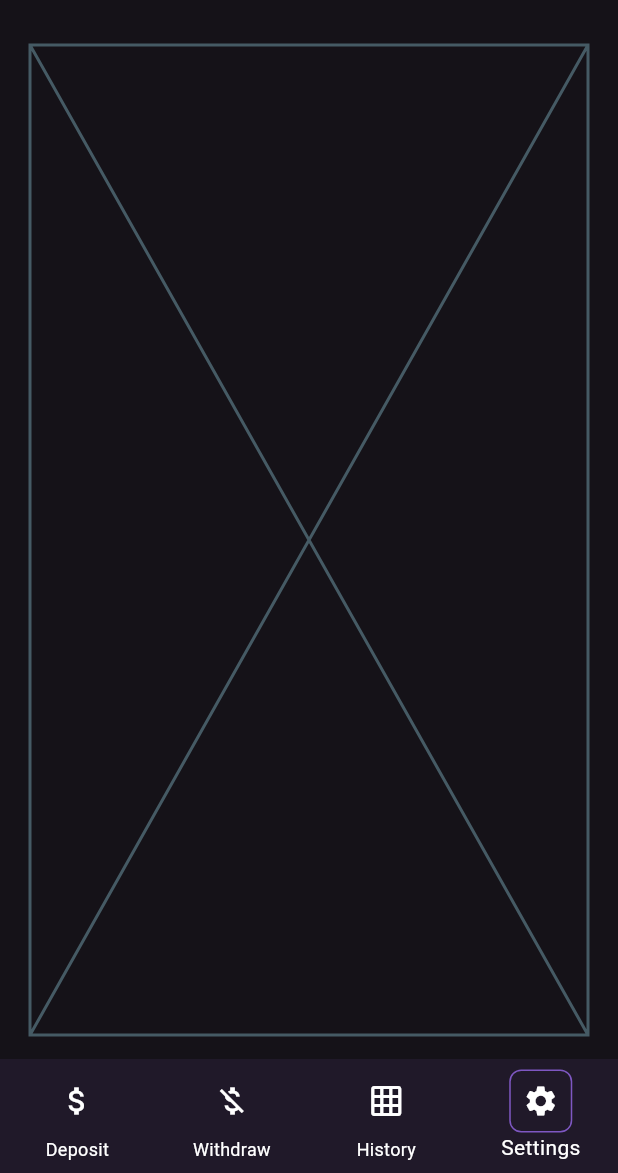
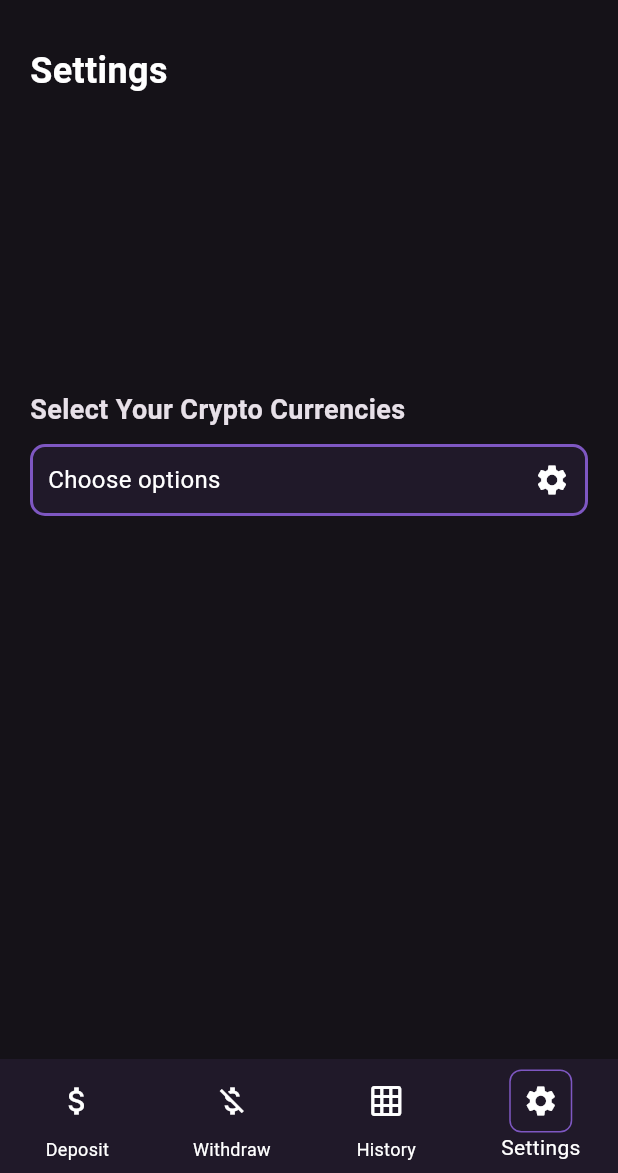
Before and after one commit to monev1905/crypto_diary, a Flutter app: the screen it shows after launch, item 4 of the bottom bar chosen, on a phone screen of 412 x 824 dp, the part 63-1236 px from its top. Run offline on Flutter 3.47's test engine with Material 3 defaults, Android fonts, the phone set to English and light mode, and no system bars; drawn by our look-alikes of multi_select_flutter.

Commit message:
Add multi-select functionality to SettingsPage for selecting crypto currencies

```diff
--- a/lib/pages/settings_page.dart
+++ b/lib/pages/settings_page.dart
@@ -1,4 +1,7 @@
 import 'package:flutter/material.dart';
+
+import 'package:crypto_diary/pages/page_header.dart';
+import 'package:multi_select_flutter/multi_select_flutter.dart';
 
 class SettingsPage extends StatefulWidget {
   const SettingsPage({super.key});
@@ -8,8 +11,89 @@ class SettingsPage extends StatefulWidget {
 }
 
 class _SettingsPageState extends State<SettingsPage> {
+  final List<MultiSelectItem<String>> _items = [
+    MultiSelectItem("Option 1", "Option 1"),
+    MultiSelectItem("Option 2", "Option 2"),
+    MultiSelectItem("Option 3", "Option 3"),
+    MultiSelectItem("Option 4", "Option 4"),
+  ];
+
   @override
   Widget build(BuildContext context) {
-    return const Placeholder();
+    return Column(
+      children: [
+        const Align(
+          alignment: Alignment.topCenter,
+          child: PageHeader(
+            title: 'Settings',
+            subtitle: '',
+          ),
+        ),
+        const Spacer(),
+        Align(
+          alignment: Alignment.center,
+          child: Column(
+            crossAxisAlignment: CrossAxisAlignment.start,
+            mainAxisSize: MainAxisSize.min,
+            children: [
+              const Text(
+                "Select Your Crypto Currencies",
+                style: TextStyle(fontSize: 18, fontWeight: FontWeight.bold),
+              ),
+              const SizedBox(height: 10),
+              MultiSelectDialogField(
+                items: _items,
+                title: const Text("Options"),
+                listType: MultiSelectListType.LIST,
+                searchable: true,
+                selectedColor: Theme.of(context).colorScheme.primary,
+                cancelText: const Text(
+                  "CANCEL",
+                  style: TextStyle(
+                    color: Colors.white,
+                  ),
+                ),
+                confirmText: const Text(
+                  "OK",
+                  style: TextStyle(
+                    color: Colors.white,
+                  ),
+                ),
+                selectedItemsTextStyle: const TextStyle(
+                  color: Colors.white,
+                ),
+                itemsTextStyle: const TextStyle(
+                  color: Colors.white,
+                ),
+                decoration: BoxDecoration(
+                  color: Theme.of(context).colorScheme.primary.withOpacity(0.1),
+                  borderRadius: const BorderRadius.all(Radius.circular(10)),
+                  border: Border.all(
+                    color: Theme.of(context).colorScheme.primary,
+                    width: 2,
+                  ),
+                ),
+                buttonIcon: const Icon(
+                  Icons.settings,
+                ),
+                buttonText: const Text(
+                  "Choose options",
+                  style: TextStyle(
+                    color: Colors.white,
+                    fontSize: 16,
+                  ),
+                ),
+                onConfirm: (values) {
+                  setState(() {});
+                },
+              ),
+            ],
+          ),
+        ),
+        const Spacer(
+          flex: 2,
+        ),
+      ],
+    );
   }
 }
```
